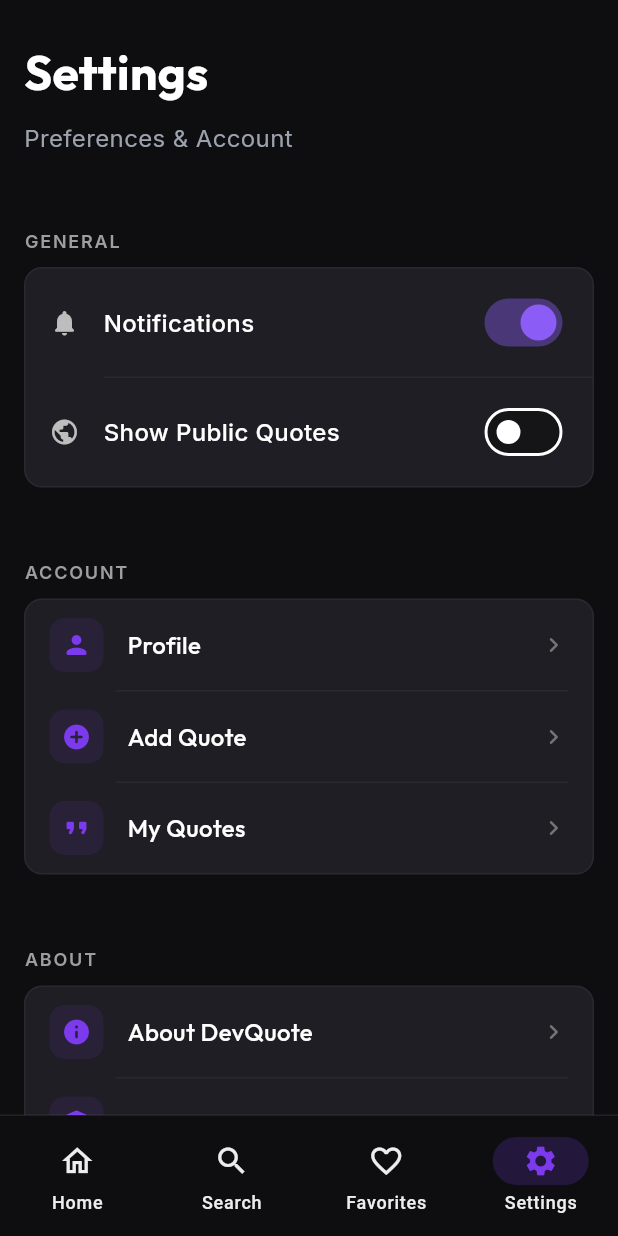
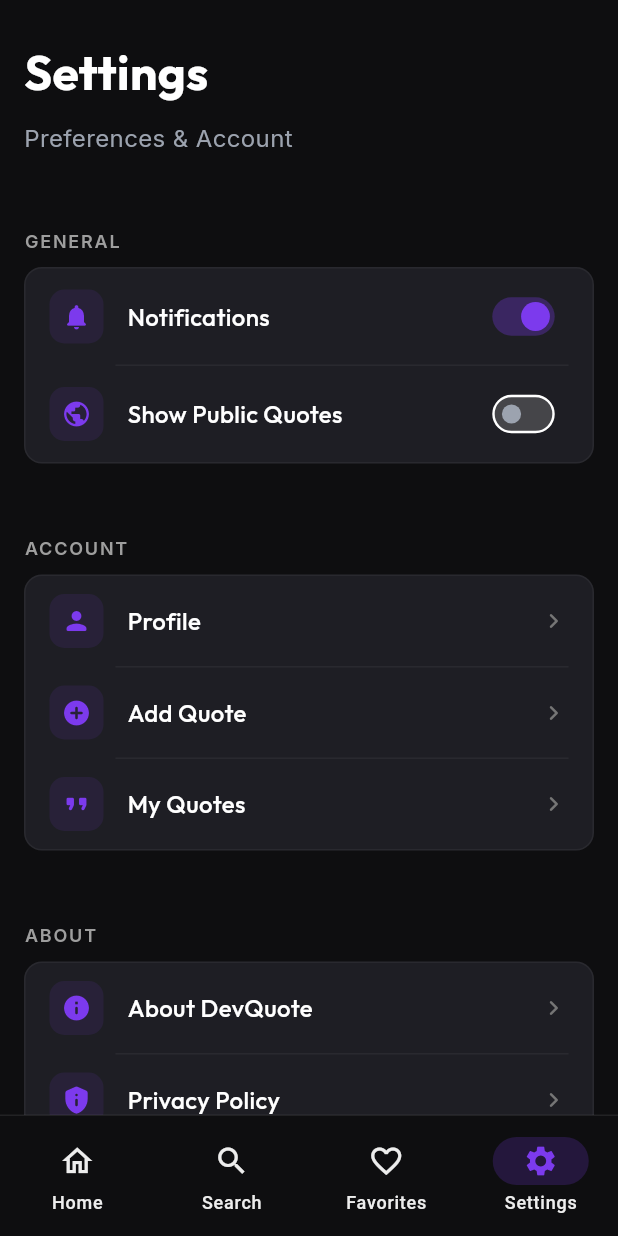
Before and after one commit to devaxissolutions/P11667, a Flutter app: the screen it shows once a user with an empty profile is signed in, item 4 of the bottom bar chosen, on a phone screen of 412 x 824 dp. Run offline on Flutter 3.47's test engine with Material 3 defaults, Android fonts, the phone set to English and light mode, and no system bars; our stand-ins replace cloud_firestore, connectivity_plus, equatable, firebase_auth, firebase_core, firebase_messaging and 9 more; missing offline and left inert: firebase_performance; accounts and stored records are empty; network calls fail.

Commit message:
style(settings): modernize settings toggle tile

```diff
--- a/lib/features/settings/presentation/widgets/settings_toggle_tile.dart
+++ b/lib/features/settings/presentation/widgets/settings_toggle_tile.dart
@@ -1,5 +1,6 @@
 import 'package:flutter/material.dart';
 import 'package:google_fonts/google_fonts.dart';
+import '../../../../core/theme/colors.dart';
 
 class SettingsToggleTile extends StatelessWidget {
   final IconData icon;
@@ -22,30 +23,42 @@
     return Column(
       children: [
         Padding(
-          padding: const EdgeInsets.symmetric(horizontal: 16, vertical: 12),
+          padding: const EdgeInsets.symmetric(horizontal: 16, vertical: 8),
           child: Row(
             children: [
-              Icon(
-                icon,
-                size: 20,
-                color: Colors.grey[400],
+              Container(
+                padding: const EdgeInsets.all(8),
+                decoration: BoxDecoration(
+                  color: AppColors.primary.withOpacity(0.1),
+                  borderRadius: BorderRadius.circular(10),
+                ),
+                child: Icon(
+                  icon,
+                  size: 20,
+                  color: AppColors.primary,
+                ),
               ),
               const SizedBox(width: 16),
               Expanded(
                 child: Text(
                   title,
-                  style: GoogleFonts.inter(
+                  style: GoogleFonts.outfit(
                     fontSize: 16,
                     fontWeight: FontWeight.w500,
                     color: Colors.white,
                   ),
                 ),
               ),
-              Switch.adaptive(
-                value: value,
-                onChanged: onChanged,
-                activeColor: const Color(0xFF8B5CF6),
-                activeTrackColor: const Color(0xFF8B5CF6).withOpacity(0.4),
+              Transform.scale(
+                scale: 0.8,
+                child: Switch.adaptive(
+                  value: value,
+                  onChanged: onChanged,
+                  activeColor: AppColors.primary,
+                  activeTrackColor: AppColors.primary.withOpacity(0.3),
+                  inactiveThumbColor: AppColors.textSecondary,
+                  inactiveTrackColor: Colors.grey.withOpacity(0.3),
+                ),
               ),
             ],
           ),
@@ -55,7 +68,8 @@
             height: 1,
             thickness: 1,
             color: Colors.white.withOpacity(0.05),
-            indent: 52,
+            indent: 60,
+            endIndent: 16,
           ),
       ],
     );
```
